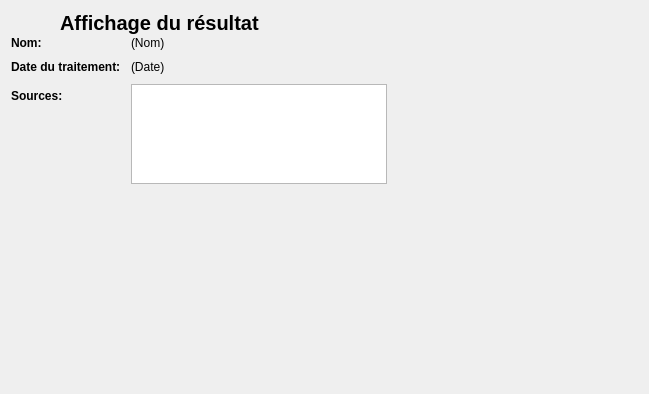
introlab/OpenIMU, file python/resources/ui/ResultWidget.ui: the form before one commit.
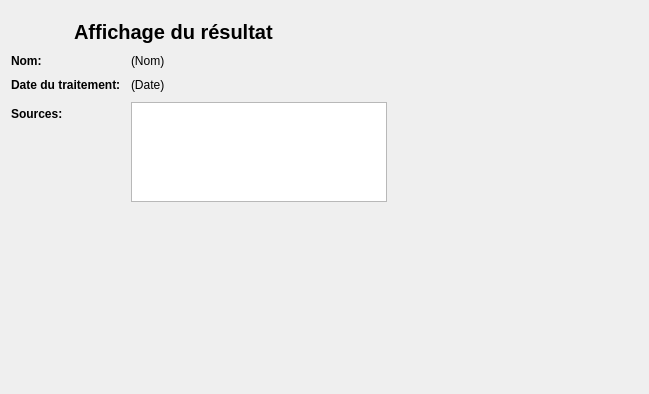
The form after the commit. Icons and pictures are not drawn.

```diff
--- a/python/resources/ui/ResultWidget.ui
+++ b/python/resources/ui/ResultWidget.ui
@@ -27,6 +27,7 @@
     <number>10</number>
    </property>
    <item>
+    <widget class="QFrame" name="frameTitle">
     <layout class="QHBoxLayout" name="horizontalLayout">
      <item>
       <widget class="QLabel" name="lblIcon">
@@ -75,6 +76,7 @@
       </widget>
      </item>
     </layout>
+    </widget>
    </item>
    <item>
     <layout class="QFormLayout" name="formLayout">
```
Lines whose indentation alone changed are shown as unchanged.
